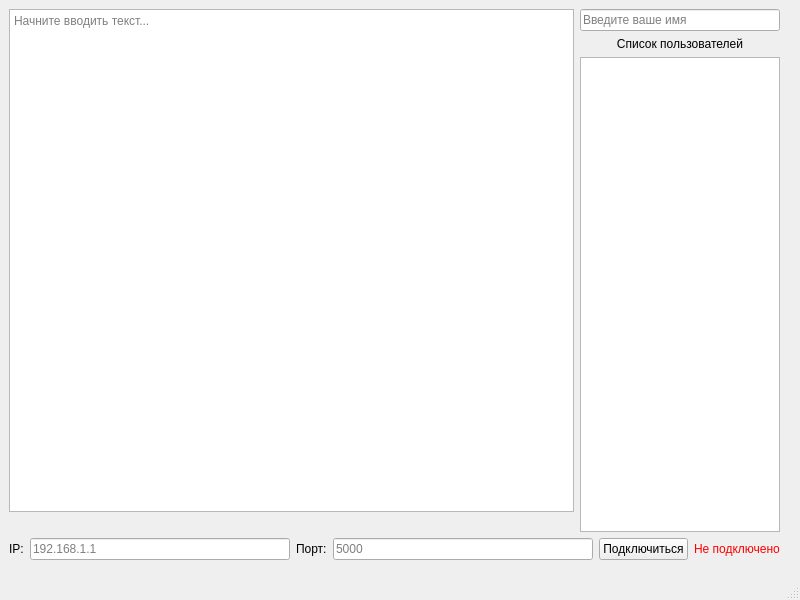
This is mainwindow.ui in chnoq2/TextEditor as Qt 5 draws it before an edit. The edited form follows.
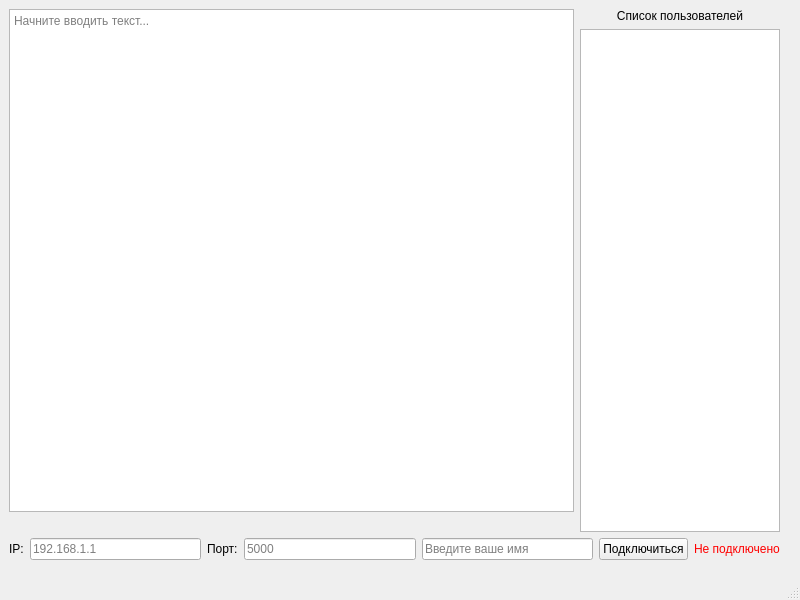
This is the edited form.

Patch:
```diff
--- a/mainwindow.ui
+++ b/mainwindow.ui
@@ -14,7 +14,7 @@
    <string>TextEditor</string>
   </property>
   <widget class="QWidget" name="centralwidget">
-   <widget class="QWidget" name="">
+   <widget class="QWidget" name="layoutWidget">
     <property name="geometry">
      <rect>
       <x>9</x>
@@ -55,28 +55,6 @@
        </item>
        <item>
         <layout class="QVBoxLayout" name="verticalLayout_2">
-         <item>
-          <widget class="QLineEdit" name="lineEdit">
-           <property name="sizePolicy">
-            <sizepolicy hsizetype="Minimum" vsizetype="Fixed">
-             <horstretch>0</horstretch>
-             <verstretch>0</verstretch>
-            </sizepolicy>
-           </property>
-           <property name="maximumSize">
-            <size>
-             <width>200</width>
-             <height>16777215</height>
-            </size>
-           </property>
-           <property name="text">
-            <string/>
-           </property>
-           <property name="placeholderText">
-            <string>Введите ваше имя</string>
-           </property>
-          </widget>
-         </item>
          <item>
           <widget class="QLabel" name="label_3">
            <property name="maximumSize">
@@ -140,6 +118,28 @@
          </property>
         </widget>
        </item>
+       <item>
+        <widget class="QLineEdit" name="userLineEdit">
+         <property name="sizePolicy">
+          <sizepolicy hsizetype="Expanding" vsizetype="Fixed">
+           <horstretch>0</horstretch>
+           <verstretch>0</verstretch>
+          </sizepolicy>
+         </property>
+         <property name="maximumSize">
+          <size>
+           <width>200</width>
+           <height>16777215</height>
+          </size>
+         </property>
+         <property name="text">
+          <string/>
+         </property>
+         <property name="placeholderText">
+          <string>Введите ваше имя</string>
+         </property>
+        </widget>
+       </item>
        <item>
         <widget class="QPushButton" name="pushButton">
          <property name="text">
```
